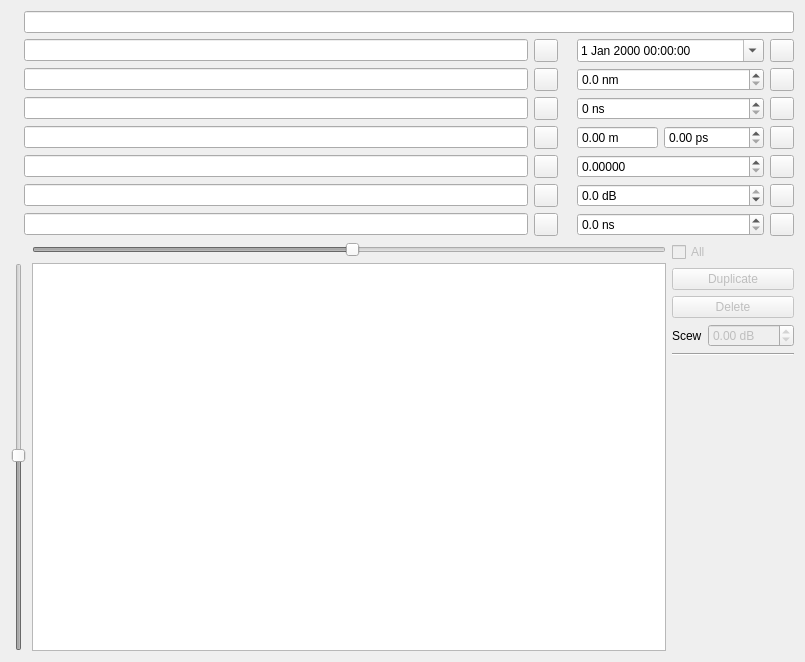
Old version of the form gui/reflectogramwidget.ui in the repository agarb7/Profes.SOR.
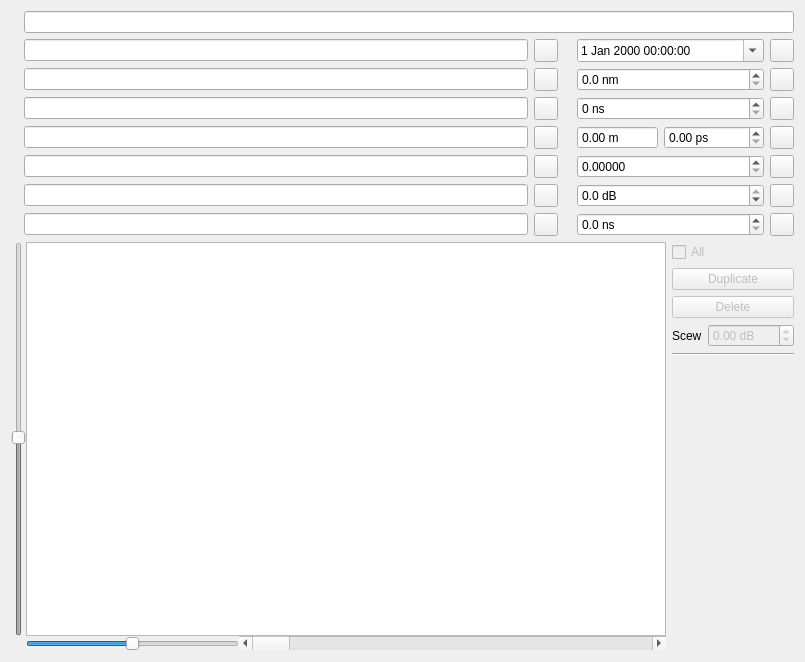
New version of the form. Custom widgets are drawn as their Qt base class.

Commit message: Implementation TraceEdit by QtCharts

What changed in the file:
```diff
--- a/gui/reflectogramwidget.ui
+++ b/gui/reflectogramwidget.ui
@@ -392,22 +392,9 @@
     <layout class="QHBoxLayout" name="horizontalLayout_17">
      <item>
       <layout class="QGridLayout" name="gridLayout">
-       <item row="0" column="1">
-        <widget class="QSlider" name="tracePerMeterSlider">
-         <property name="enabled">
-          <bool>false</bool>
-         </property>
-         <property name="sliderPosition">
-          <number>50</number>
-         </property>
-         <property name="orientation">
-          <enum>Qt::Horizontal</enum>
-         </property>
-         <property name="tickPosition">
-          <enum>QSlider::NoTicks</enum>
-         </property>
-        </widget>
-       </item>
+       <property name="spacing">
+        <number>0</number>
+       </property>
        <item row="1" column="1">
         <widget class="TraceEdit" name="traceEdit"/>
        </item>
@@ -424,6 +411,42 @@
          </property>
         </widget>
        </item>
+       <item row="3" column="1">
+        <layout class="QHBoxLayout" name="horizontalLayout_19" stretch="1,2">
+         <item>
+          <widget class="QSlider" name="traceHorZoom">
+           <property name="minimum">
+            <number>-10</number>
+           </property>
+           <property name="maximum">
+            <number>10</number>
+           </property>
+           <property name="pageStep">
+            <number>1</number>
+           </property>
+           <property name="value">
+            <number>0</number>
+           </property>
+           <property name="orientation">
+            <enum>Qt::Horizontal</enum>
+           </property>
+           <property name="tickPosition">
+            <enum>QSlider::NoTicks</enum>
+           </property>
+          </widget>
+         </item>
+         <item>
+          <widget class="QScrollBar" name="traceHorScroll">
+           <property name="maximum">
+            <number>100</number>
+           </property>
+           <property name="orientation">
+            <enum>Qt::Horizontal</enum>
+           </property>
+          </widget>
+         </item>
+        </layout>
+       </item>
       </layout>
      </item>
      <item>
```
The commit also changes 8 other files.
